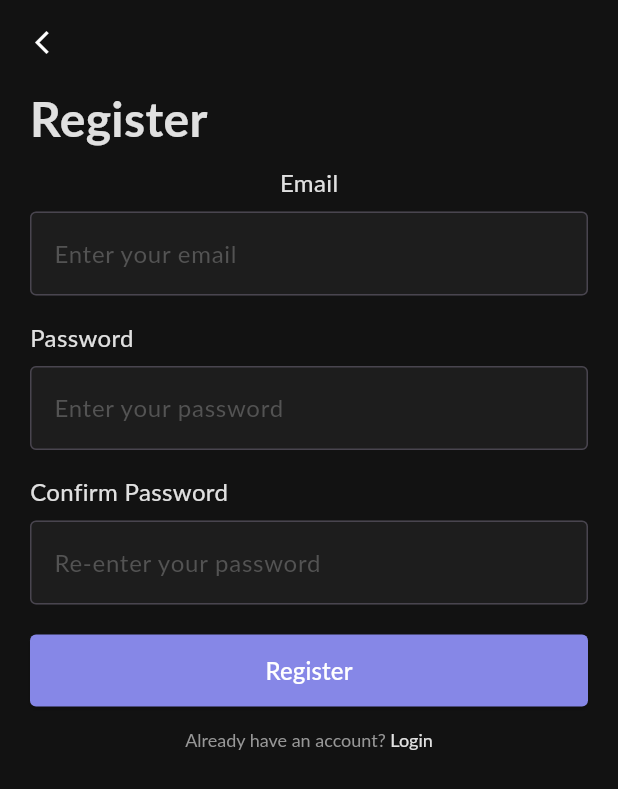
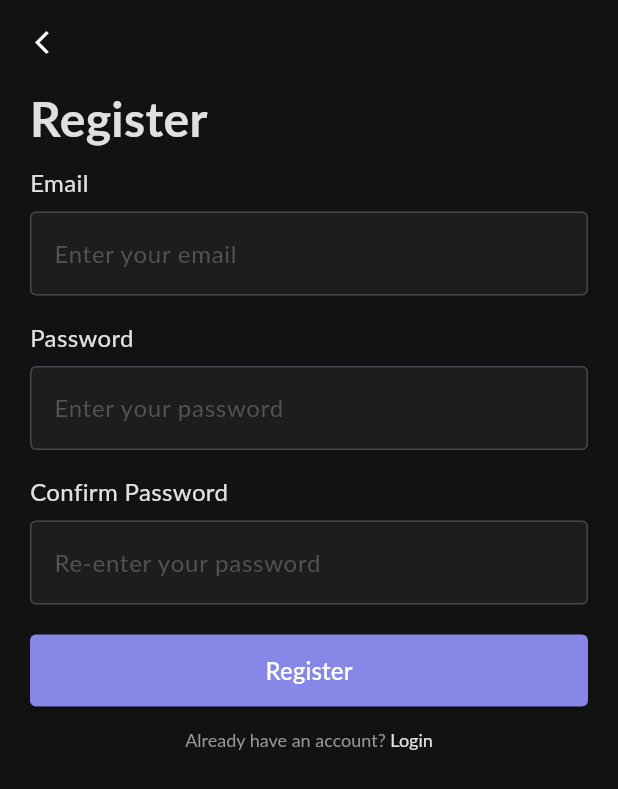
Before and after one commit to b1uekuns/todo_list, a Flutter app: the RegisterPage screen opened by its route, on a phone screen of 412 x 824 dp. Shown: the top 789 px of the screen. Run offline on Flutter 3.47's test engine with Material 3 defaults, Android fonts, the phone set to English and light mode, and no system bars; our stand-ins replace firebase_auth, firebase_core, get, get_storage, google_sign_in; missing offline and left inert: flutter_facebook_auth; accounts and stored records are empty; Roboto replaces fonts that are missing (Lato).

Commit message:
fix center

```diff
--- a/lib/app/product/views/register/register_page.dart
+++ b/lib/app/product/views/register/register_page.dart
@@ -75,7 +75,7 @@ class _RegisterPageState extends State<RegisterPage> {
                         if (AuthController.to.isLoading.value) {
                           return const Padding(
                             padding: EdgeInsets.symmetric(vertical: 12),
-                            child: CircularProgressIndicator(),
+                            child: Center(child: CircularProgressIndicator()),
                           );
                         }
                         if (AuthController.to.errorMessage.isNotEmpty) {
@@ -118,7 +118,7 @@ class _RegisterPageState extends State<RegisterPage> {
 
   Widget _buildEmailField() {
     return Column(
-      crossAxisAlignment: CrossAxisAlignment.center,
+      crossAxisAlignment: CrossAxisAlignment.start,
       children: [
         const SizedBox(height: 8),
         Text(
```
